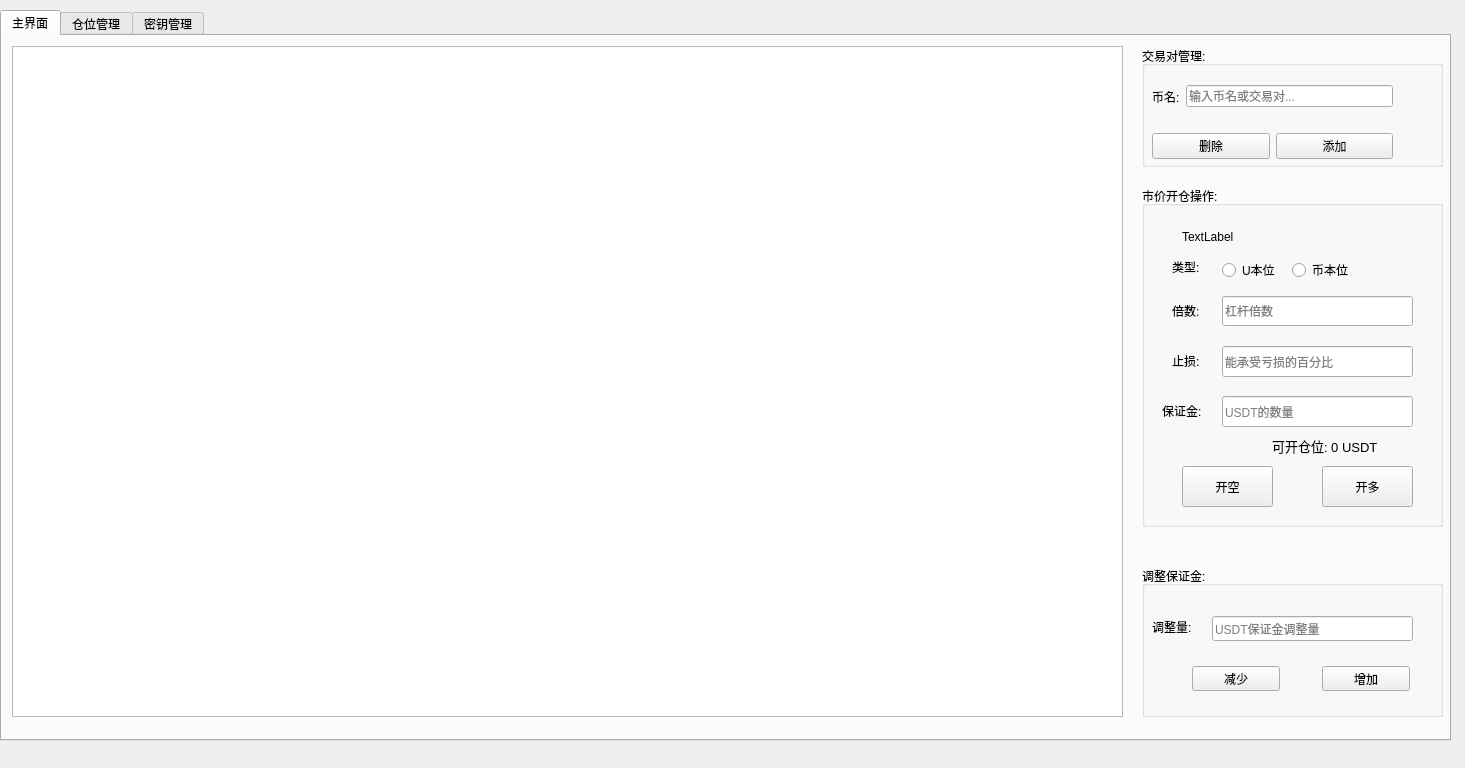
Old version of the form form.ui in the repository youngqqcn/binance-future-batch-tool.
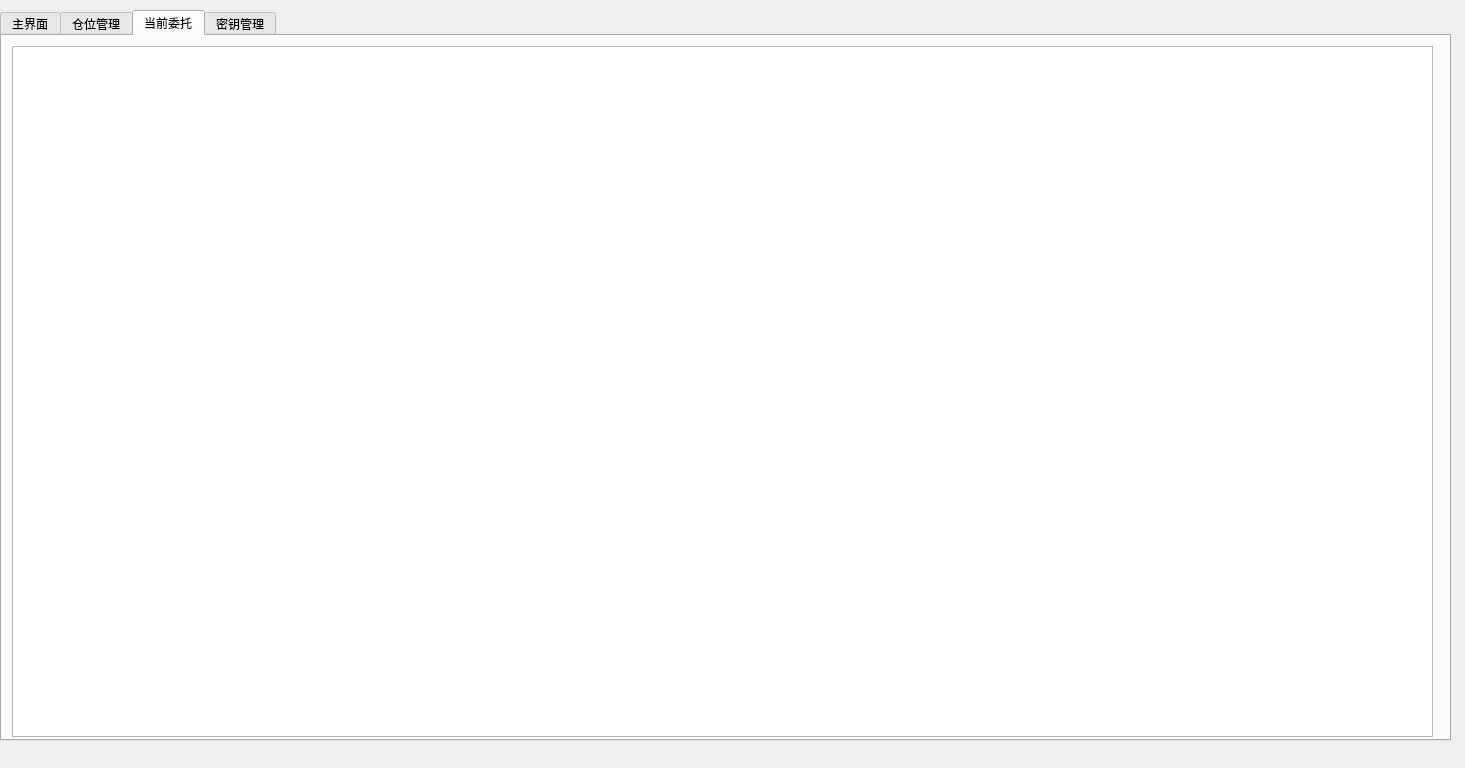
New version of the form. The open tabs and pages were chosen to show the change.

Diff of the .ui file:
```diff
--- a/form.ui
+++ b/form.ui
@@ -391,6 +391,21 @@
      </property>
     </widget>
    </widget>
+   <widget class="QWidget" name="tab_4">
+    <attribute name="title">
+     <string>当前委托</string>
+    </attribute>
+    <widget class="QTableView" name="tableViewCurrentOpenOrders">
+     <property name="geometry">
+      <rect>
+       <x>10</x>
+       <y>10</y>
+       <width>1421</width>
+       <height>691</height>
+      </rect>
+     </property>
+    </widget>
+   </widget>
    <widget class="QWidget" name="tab_3">
     <attribute name="title">
      <string>密钥管理</string>
```
